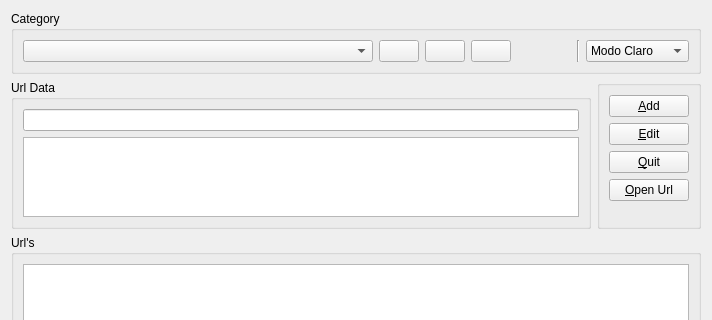
Above: widget.ui from lincolningaroca/xxxApp before the change; both pictures show x 0 to 712 and y 0 to 320 of the 712 by 472 pixel window. Below: the same form after it.
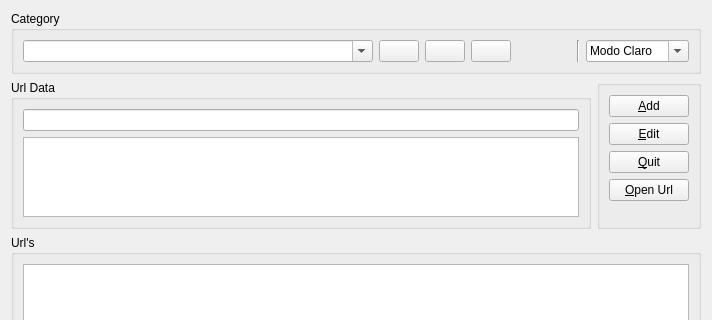
That is the form after the change. Icons and pictures are not drawn.

```diff
--- a/widget.ui
+++ b/widget.ui
@@ -40,6 +40,9 @@
           <height>350</height>
          </size>
         </property>
+        <property name="editable">
+         <bool>true</bool>
+        </property>
        </widget>
       </item>
       <item>
@@ -118,6 +121,9 @@
       </item>
       <item>
        <widget class="QComboBox" name="cboTheme">
+        <property name="editable">
+         <bool>true</bool>
+        </property>
         <item>
          <property name="text">
           <string>Modo Claro</string>
```
